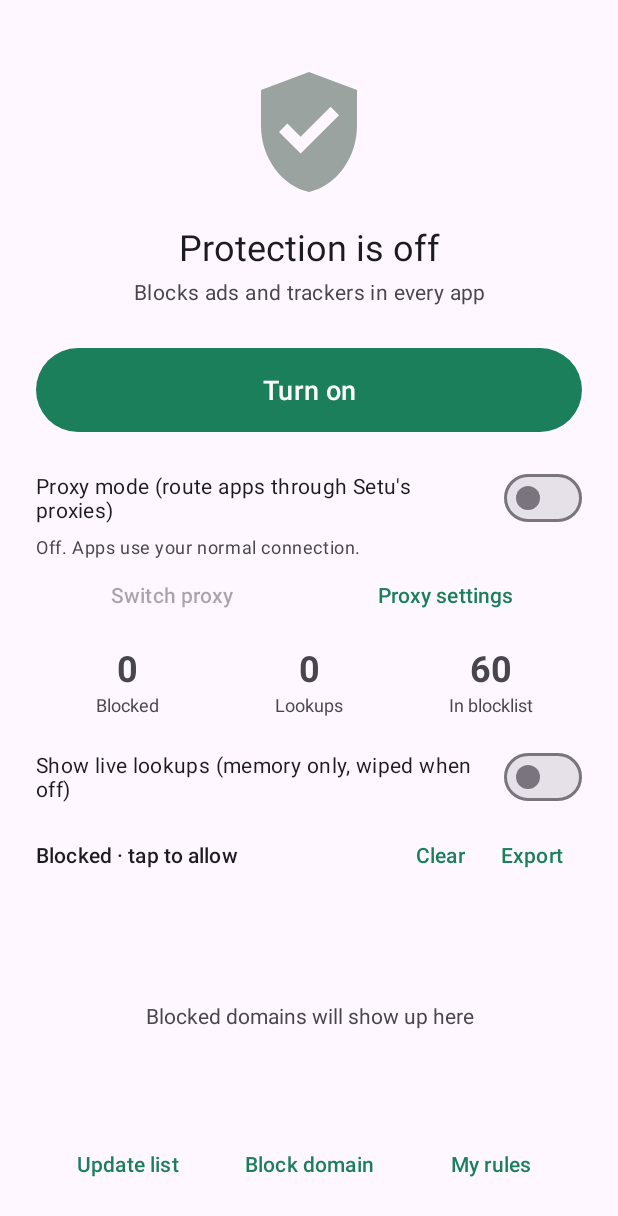
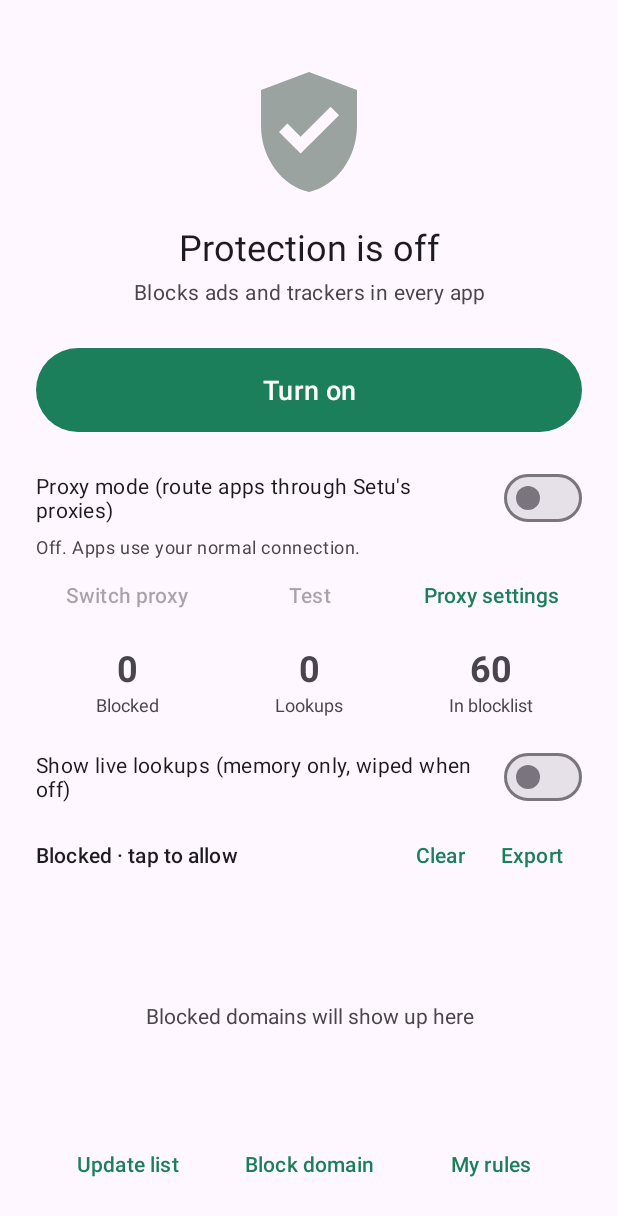
Before and after one commit to chinmay465/Portfolio, an Android app: the MainActivity screen opened directly, with no data from a screen before it, on a phone screen of 412 x 824 dp. Shown: the top 1216 px of the screen. Run offline under Robolectric (Android 15) with nearby library versions, the phone set to English and light mode, and no system bars.

Commit message:
kavach: fixed proxy port, connection counters and a Test button
Apps could keep the previous random proxy port after proxy mode restarted
and get "No internet" with no connection ever reaching Kavach. The local
proxy now listens on 127.0.0.1:28283 (any free port if taken).

- Count connections that reach Kavach's proxy, not only ok/failed.
- Test runs Google through the same loopback proxy apps use and reports
  whether Kavach's proxy or the free proxies are the broken hop.
- Shorter per-proxy timeouts so failover finishes before apps give up.

```diff
--- a/kavach-adblock/app/src/main/java/com/chinmay/kavach/proxy/ProxyManager.kt
+++ b/kavach-adblock/app/src/main/java/com/chinmay/kavach/proxy/ProxyManager.kt
@@ -139,7 +139,8 @@ class ProxyManager(
     private fun publishActive() {
         if (stopped) return
         val cur = pool.current() ?: return
-        AdBlockState.proxy.value = Proxy.Active(cur.address, cur.exitIp, cur.latencyMs, pool.size())
+        val port = local?.port ?: return
+        AdBlockState.proxy.value = Proxy.Active(cur.address, cur.exitIp, cur.latencyMs, pool.size(), port)
     }
 
     private fun tick() {
--- a/kavach-adblock/app/src/main/res/layout/activity_main.xml
+++ b/kavach-adblock/app/src/main/res/layout/activity_main.xml
@@ -68,6 +68,14 @@
             android:layout_height="wrap_content"
             android:layout_weight="1"
             android:text="@string/proxy_next" />
+
+        <com.google.android.material.button.MaterialButton
+            android:id="@+id/proxyTest"
+            style="@style/Widget.Material3.Button.TextButton"
+            android:layout_width="0dp"
+            android:layout_height="wrap_content"
+            android:layout_weight="1"
+            android:text="@string/proxy_test" />
 
         <com.google.android.material.button.MaterialButton
             android:id="@+id/proxySettings"
--- a/kavach-adblock/app/src/main/res/values/strings.xml
+++ b/kavach-adblock/app/src/main/res/values/strings.xml
@@ -69,7 +69,13 @@
     <string name="proxy_status_waiting">Starts when protection is on.</string>
     <string name="proxy_status_fetching">Getting proxies from Setu… a sleeping server takes up to a minute to wake.</string>
     <string name="proxy_status_testing">Testing proxies from this phone: %1$d of %2$d</string>
-    <string name="proxy_status_active">Via %1$s · exit IP %2$s · %3$d ms · %4$d ready\nConnections: %5$d ok, %6$d failed</string>
+    <string name="proxy_status_active">Via %1$s · exit IP %2$s · %3$d ms · %4$d ready\nApp connections: %5$d in, %6$d ok, %7$d failed · Kavach proxy 127.0.0.1:%8$d</string>
+    <string name="proxy_test">Test</string>
+    <string name="proxy_test_running">Testing Google through Kavach\'s proxy…</string>
+    <string name="proxy_test_ok">Works: Google answered through the proxy in %1$d ms. If an app still says no internet, it isn\'t using the proxy: force-stop it and open it again.</string>
+    <string name="proxy_test_not_listening">Kavach\'s proxy isn\'t running. Turn proxy mode off and on again.</string>
+    <string name="proxy_test_upstream">Kavach\'s proxy is running, but the free proxies couldn\'t reach Google. Tap Switch proxy and test again.</string>
+    <string name="proxy_test_unavailable">Proxy mode isn\'t connected yet.</string>
     <string name="proxy_status_auth">Setu rejected the token. Fix it in Proxy settings. Apps go direct meanwhile.</string>
     <string name="proxy_status_unreachable">Can\'t reach Setu. Retrying in 2 min, apps go direct meanwhile.</string>
     <string name="proxy_status_none">No working proxy right now. Retrying, apps go direct meanwhile.</string>
```
Also changed, not shown: kavach-adblock/app/src/main/java/com/chinmay/kavach/MainActivity.kt (+32 -1 lines), kavach-adblock/app/src/main/java/com/chinmay/kavach/proxy/LocalProxy.kt (+19 -4 lines), kavach-adblock/app/src/main/java/com/chinmay/kavach/proxy/ProxyChecker.kt (+26 -0 lines), kavach-adblock/app/src/main/java/com/chinmay/kavach/vpn/AdBlockState.kt (+14 -2 lines), 2 other files.
